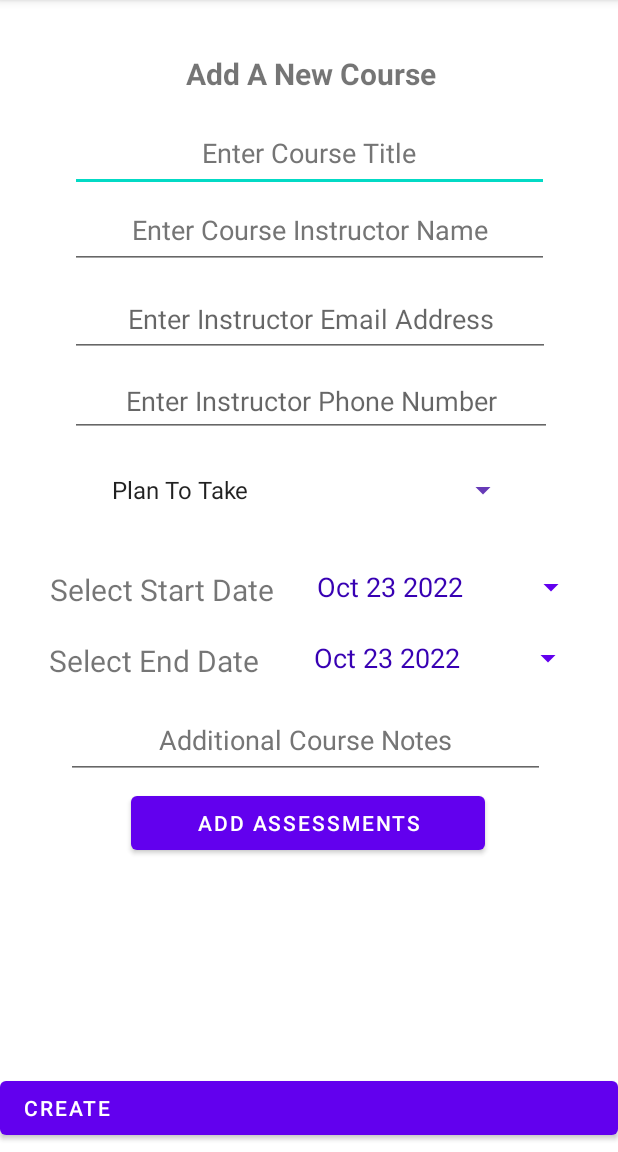
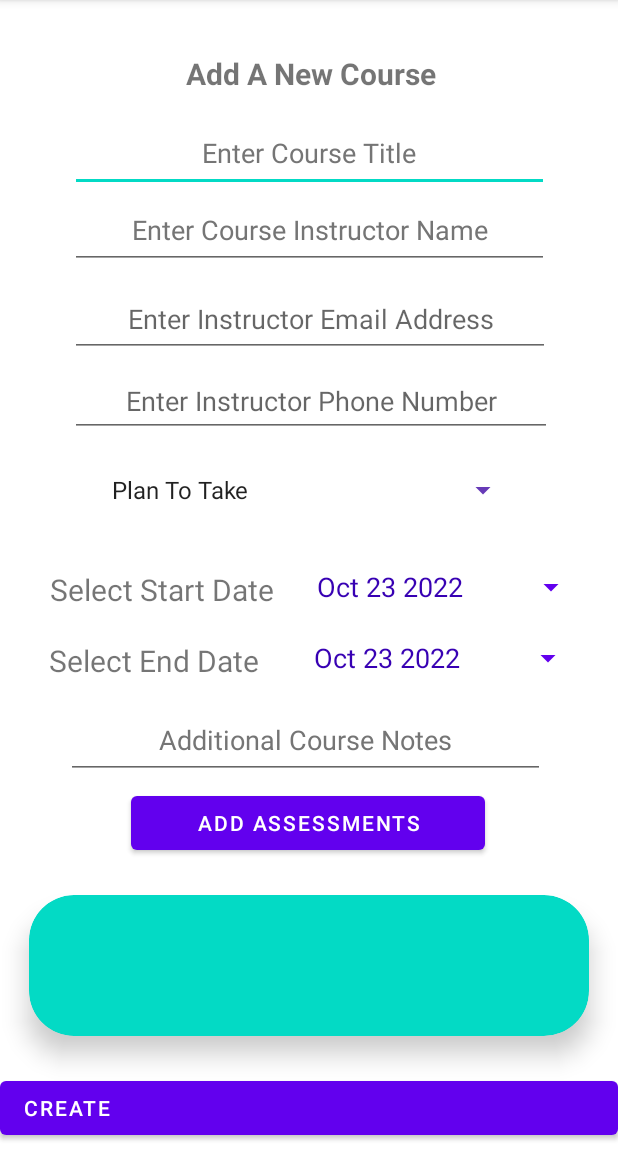
Before and after one commit to evilqueen599/C196MobileAppDevelopment, an Android app: the AddCourse screen opened directly, with no data from a screen before it, on a phone screen of 412 x 824 dp, the part 84-1236 px from its top. Run offline under Robolectric (Android 15) with nearby library versions, the phone set to English and light mode, and no system bars; our stand-ins replace Room's generated code.

Commit message:
recyclerView for assoc courses/assess functional

```diff
--- a/app/src/main/java/com/example/c196aloufi/Adapters/CourseAdapter.java
+++ b/app/src/main/java/com/example/c196aloufi/Adapters/CourseAdapter.java
@@ -10,15 +10,14 @@ import android.widget.TextView;
 import androidx.annotation.NonNull;
 import androidx.recyclerview.widget.RecyclerView;
 
-import com.example.c196aloufi.Model.Assessments;
 import com.example.c196aloufi.Model.Courses;
 import com.example.c196aloufi.R;
 import com.example.c196aloufi.UserInterface.AddCourse;
-import com.example.c196aloufi.UserInterface.CourseList;
 
 import java.util.List;
 
 public class CourseAdapter extends RecyclerView.Adapter<CourseAdapter.CourseViewHolder> {
+
     public Courses getCourses(int absoluteAdapterPosition) {
         return mcourses.get(absoluteAdapterPosition);
     }
--- a/app/src/main/java/com/example/c196aloufi/Database/AppDatabase.java
+++ b/app/src/main/java/com/example/c196aloufi/Database/AppDatabase.java
@@ -18,7 +18,7 @@ import com.example.c196aloufi.Model.Terms;
 
 import java.time.LocalDate;
 
-@Database(entities={Terms.class, Assessments.class, Courses.class}, version = 15, exportSchema = false)
+@Database(entities={Terms.class, Assessments.class, Courses.class}, version = 16, exportSchema = false)
 public abstract class AppDatabase extends RoomDatabase {
 
     public abstract TermDAO termDAO();
--- a/app/src/main/java/com/example/c196aloufi/Database/AssessmentDAO.java
+++ b/app/src/main/java/com/example/c196aloufi/Database/AssessmentDAO.java
@@ -24,4 +24,7 @@ public interface AssessmentDAO {
 
     @Query("SELECT * FROM assessments ORDER BY assessmentId ASC")
     List<Assessments> getAllAssessments();
+
+    @Query("SELECT * FROM assessments WHERE courseId = courseId")
+    List<Assessments> getAssocAssesments();
 }
--- a/app/src/main/java/com/example/c196aloufi/Database/CourseDAO.java
+++ b/app/src/main/java/com/example/c196aloufi/Database/CourseDAO.java
@@ -9,6 +9,7 @@ import androidx.room.Update;
 
 import com.example.c196aloufi.Model.Courses;
 
+import java.util.ArrayList;
 import java.util.List;
 
 @Dao
--- a/app/src/main/res/layout/activity_add_course.xml
+++ b/app/src/main/res/layout/activity_add_course.xml
@@ -105,21 +105,22 @@
 
         <androidx.cardview.widget.CardView
             android:id="@+id/courseCardView"
-            android:layout_width="409dp"
-            android:layout_height="wrap_content"
-            android:layout_marginStart="1dp"
-            android:layout_marginEnd="1dp"
-            app:cardBackgroundColor="@color/cardview_light_background"
-            app:cardCornerRadius="20dp"
+            android:layout_width="0dp"
+            android:layout_height="0dp"
+            app:cardBackgroundColor="@color/teal_200"
+            app:cardCornerRadius="30dp"
             app:cardElevation="10dp"
-            app:cardMaxElevation="12dp"
+            app:cardMaxElevation="10dp"
             app:cardPreventCornerOverlap="true"
             app:cardUseCompatPadding="true"
             app:layout_constraintBottom_toTopOf="@id/addCourseBtn"
             app:layout_constraintEnd_toEndOf="parent"
             app:layout_constraintStart_toStartOf="parent"
             app:layout_constraintTop_toBottomOf="@id/addAssessmentsBtn">
-
+            <androidx.recyclerview.widget.RecyclerView
+                android:id="@+id/assessViewRecyclerView"
+                android:layout_width="match_parent"
+                android:layout_height="wrap_content"/>
         </androidx.cardview.widget.CardView>
 
         <Button
```
Also changed, not shown: app/src/main/java/com/example/c196aloufi/Database/AppRepo.java (+13 -0 lines), app/src/main/java/com/example/c196aloufi/UserInterface/AddCourse.java (+34 -2 lines), app/src/main/java/com/example/c196aloufi/UserInterface/AddTerm.java (+34 -0 lines).
